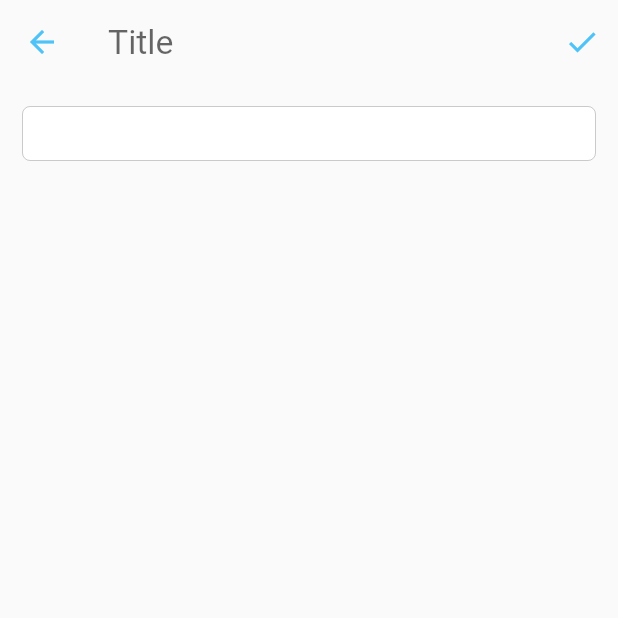
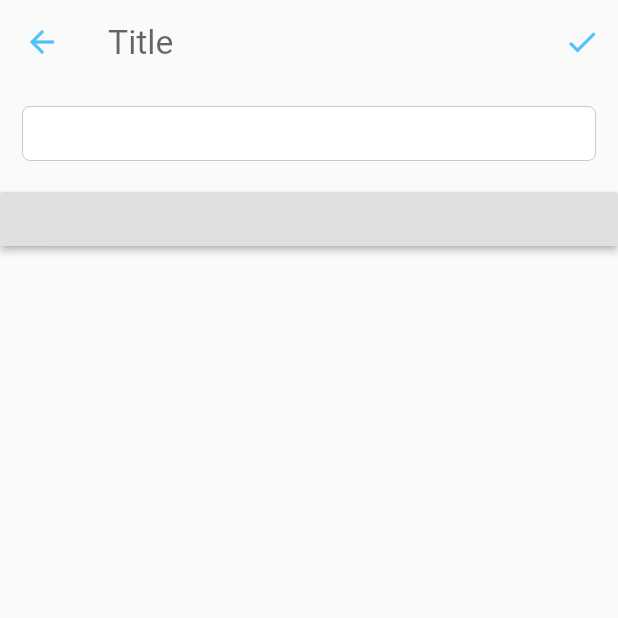
Before and after one commit to derkyeng/log, a Flutter app: the screen it shows after launch, after a tap on the "add" icon, on a phone screen of 412 x 824 dp, the top half of it. Run offline on Flutter 3.47's test engine with Material 2 defaults, Android fonts, the phone set to English and light mode, and no system bars; our stand-ins replace sqflite; accounts and stored records are empty.

Commit message:
added previews

```diff
--- a/lib/screens/note_screen.dart
+++ b/lib/screens/note_screen.dart
@@ -93,6 +93,9 @@ class _NoteScreenState extends State<NoteScreen> {
                   ),
                 ),
               ),
+              RaisedButton(
+                onPressed: () => print(_contentController.hashCode),
+              ),
             ],
           ),
         ),
--- a/lib/screens/notebook.dart
+++ b/lib/screens/notebook.dart
@@ -27,6 +27,7 @@ class _NotebookPageState extends State<NotebookPage> {
 
   @override
   Widget build(BuildContext context) {
+    db.getAllNotes().then((value) => print(value));
     return Scaffold(
       appBar: AppBar(
         centerTitle: true,
```
Also changed, not shown: lib/imgs/Recipe 1.png (added), lib/imgs/Recipe 2.png (added), 1 other file.
